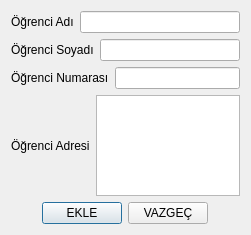
sadededeoglu/okulprojesi, file Gorsel/formlar/veriGiris/yeniogrencigiris.ui: the form before one commit.
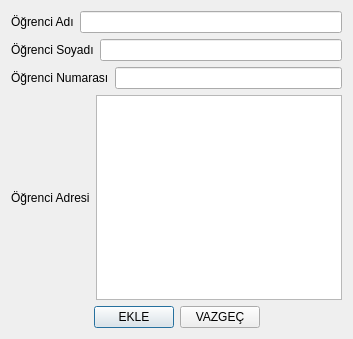
The form after the commit. Icons and pictures are not drawn.

Diff of the .ui file:
```diff
--- a/Gorsel/formlar/veriGiris/yeniogrencigiris.ui
+++ b/Gorsel/formlar/veriGiris/yeniogrencigiris.ui
@@ -6,8 +6,8 @@
    <rect>
     <x>0</x>
     <y>0</y>
-    <width>251</width>
-    <height>235</height>
+    <width>353</width>
+    <height>339</height>
    </rect>
   </property>
   <property name="windowTitle">
```
Left out of the diff: 106 changed lines with no effect on the pictures.
